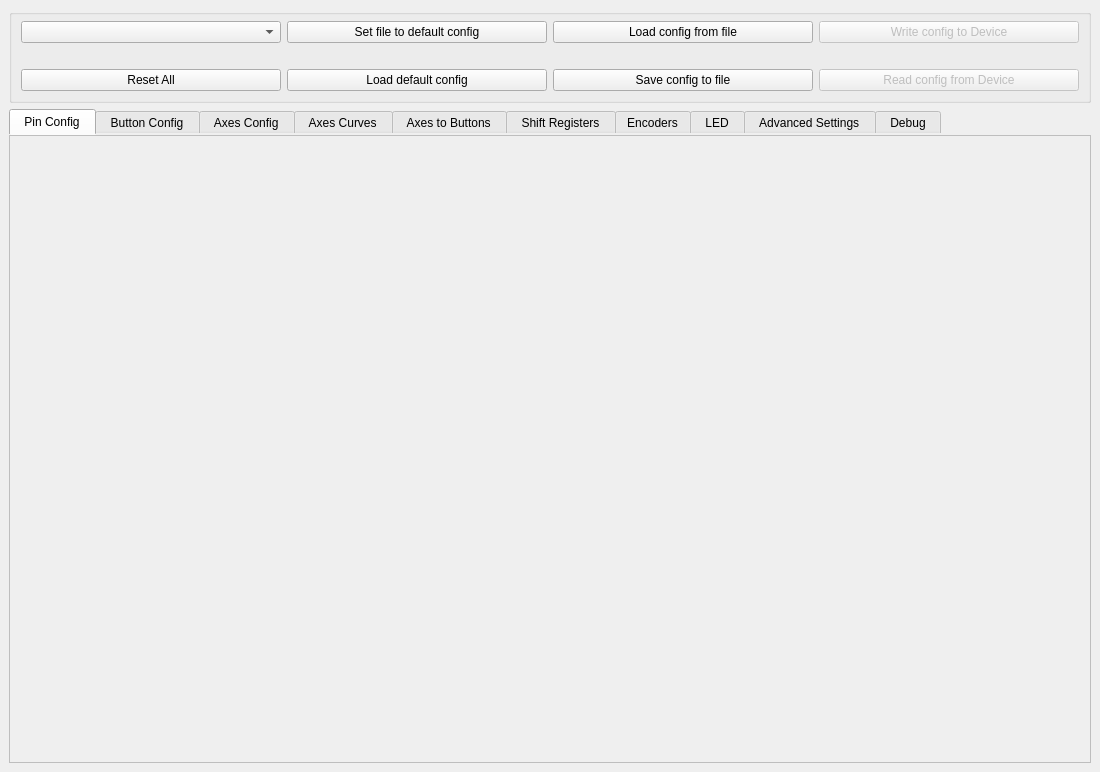
Qt form mainwindow.ui (FreeJoy-Team/FreeJoyConfiguratorQt) before a commit.
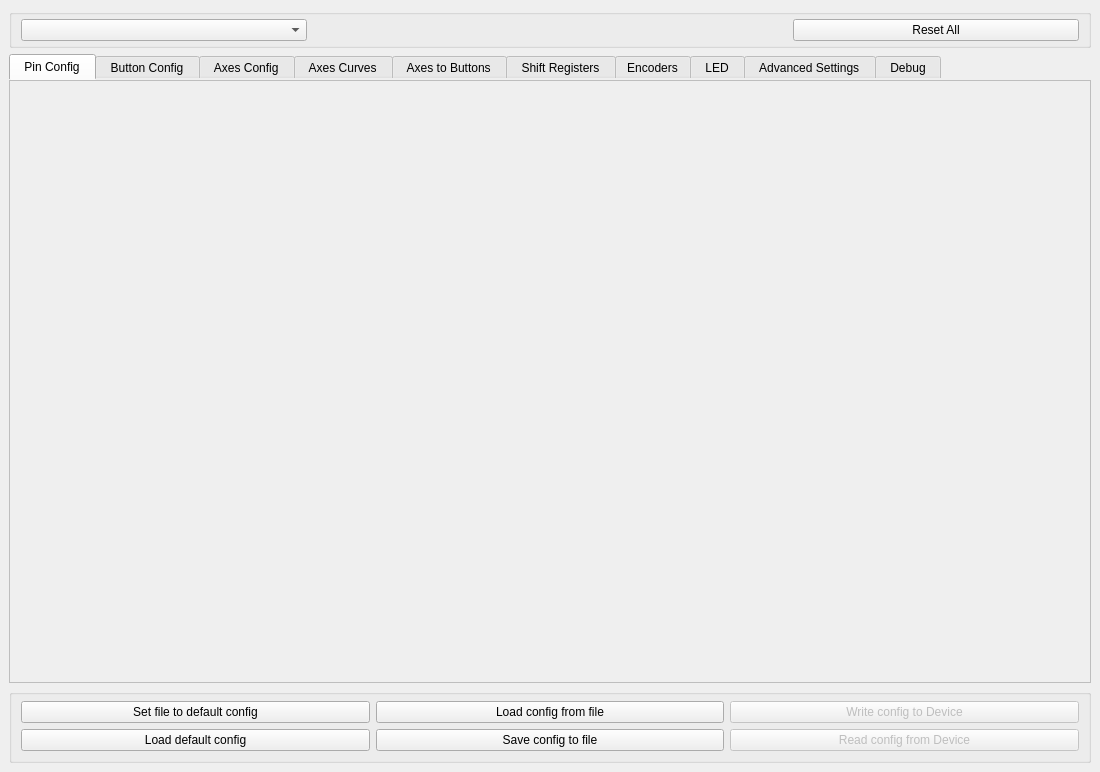
The same form after that commit. Custom widgets are drawn as their Qt base class.

```diff
--- a/mainwindow.ui
+++ b/mainwindow.ui
@@ -20,41 +20,26 @@
    <string notr="true">FreeJoy QtConfigurator</string>
   </property>
   <widget class="QWidget" name="centralwidget">
-   <layout class="QVBoxLayout" name="verticalLayout" stretch="2,20">
+   <layout class="QVBoxLayout" name="verticalLayout" stretch="0,20,0">
     <item>
-     <layout class="QGridLayout" name="gridLayout_6" rowstretch="0,0">
-      <property name="topMargin">
-       <number>0</number>
-      </property>
-      <item row="0" column="0" rowspan="2">
-       <widget class="QGroupBox" name="groupBox_4">
-        <property name="minimumSize">
-         <size>
-          <width>0</width>
-          <height>0</height>
-         </size>
-        </property>
+     <widget class="QGroupBox" name="groupBox">
         <property name="title">
          <string/>
         </property>
-        <layout class="QGridLayout" name="gridLayout_7" rowstretch="0,0,0">
+      <layout class="QHBoxLayout" name="horizontalLayout">
+       <property name="spacing">
+        <number>100</number>
+       </property>
          <property name="topMargin">
-          <number>6</number>
-         </property>
-         <property name="verticalSpacing">
-          <number>3</number>
-         </property>
-         <item row="0" column="2">
-          <widget class="QPushButton" name="pushButton_LoadFromFile">
-           <property name="text">
-            <string>Load config from file</string>
-           </property>
-          </widget>
-         </item>
-         <item row="0" column="0">
+        <number>4</number>
+       </property>
+       <property name="bottomMargin">
+        <number>4</number>
+       </property>
+       <item>
           <widget class="QComboBox" name="comboBox_HidDeviceList"/>
          </item>
-         <item row="1" column="0">
+       <item>
           <widget class="QLabel" name="label_DeviceStatus">
            <property name="minimumSize">
             <size>
@@ -70,61 +55,15 @@
            </property>
           </widget>
          </item>
-         <item row="2" column="2">
-          <widget class="QPushButton" name="pushButton_SaveToFile">
-           <property name="text">
-            <string>Save config to file</string>
-           </property>
-          </widget>
-         </item>
-         <item row="2" column="0">
+       <item>
           <widget class="QPushButton" name="pushButton_ResetAllPins">
            <property name="text">
             <string>Reset All</string>
            </property>
           </widget>
          </item>
-         <item row="2" column="1">
-          <widget class="QPushButton" name="pushButton_LoadDefaultConfig">
-           <property name="text">
-            <string>Load default config</string>
-           </property>
-          </widget>
-         </item>
-         <item row="0" column="1">
-          <widget class="QPushButton" name="pushButton_SetDefaultConfig">
-           <property name="text">
-            <string>Set file to default config</string>
-           </property>
-          </widget>
-         </item>
-         <item row="2" column="4">
-          <widget class="QPushButton" name="pushButton_ReadConfig">
-           <property name="enabled">
-            <bool>false</bool>
-           </property>
-           <property name="styleSheet">
-            <string notr="true"/>
-           </property>
-           <property name="text">
-            <string>Read config from Device</string>
-           </property>
-          </widget>
-         </item>
-         <item row="0" column="4">
-          <widget class="QPushButton" name="pushButton_WriteConfig">
-           <property name="enabled">
-            <bool>false</bool>
-           </property>
-           <property name="text">
-            <string>Write config to Device</string>
-           </property>
-          </widget>
-         </item>
-        </layout>
-       </widget>
-      </item>
-     </layout>
+      </layout>
+     </widget>
     </item>
     <item>
      <widget class="QTabWidget" name="tabWidget">
@@ -458,6 +397,85 @@
       </widget>
      </widget>
     </item>
+    <item>
+     <layout class="QGridLayout" name="gridLayout_6" rowstretch="0,0">
+      <property name="topMargin">
+       <number>0</number>
+      </property>
+      <item row="0" column="0" rowspan="2">
+       <widget class="QGroupBox" name="groupBox_4">
+        <property name="minimumSize">
+         <size>
+          <width>0</width>
+          <height>0</height>
+         </size>
+        </property>
+        <property name="title">
+         <string/>
+        </property>
+        <layout class="QGridLayout" name="gridLayout_7" rowstretch="0,0,0">
+         <property name="topMargin">
+          <number>6</number>
+         </property>
+         <property name="verticalSpacing">
+          <number>6</number>
+         </property>
+         <item row="0" column="2">
+          <widget class="QPushButton" name="pushButton_LoadFromFile">
+           <property name="text">
+            <string>Load config from file</string>
+           </property>
+          </widget>
+         </item>
+         <item row="2" column="2">
+          <widget class="QPushButton" name="pushButton_SaveToFile">
+           <property name="text">
+            <string>Save config to file</string>
+           </property>
+          </widget>
+         </item>
+         <item row="2" column="1">
+          <widget class="QPushButton" name="pushButton_LoadDefaultConfig">
+           <property name="text">
+            <string>Load default config</string>
+           </property>
+          </widget>
+         </item>
+         <item row="0" column="1">
+          <widget class="QPushButton" name="pushButton_SetDefaultConfig">
+           <property name="text">
+            <string>Set file to default config</string>
+           </property>
+          </widget>
+         </item>
+         <item row="2" column="4">
+          <widget class="QPushButton" name="pushButton_ReadConfig">
+           <property name="enabled">
+            <bool>false</bool>
+           </property>
+           <property name="styleSheet">
+            <string notr="true"/>
+           </property>
+           <property name="text">
+            <string>Read config from Device</string>
+           </property>
+          </widget>
+         </item>
+         <item row="0" column="4">
+          <widget class="QPushButton" name="pushButton_WriteConfig">
+           <property name="enabled">
+            <bool>false</bool>
+           </property>
+           <property name="text">
+            <string>Write config to Device</string>
+           </property>
+          </widget>
+         </item>
+        </layout>
+       </widget>
+      </item>
+     </layout>
+    </item>
    </layout>
   </widget>
  </widget>
```
Lines whose indentation alone changed are shown as unchanged.
